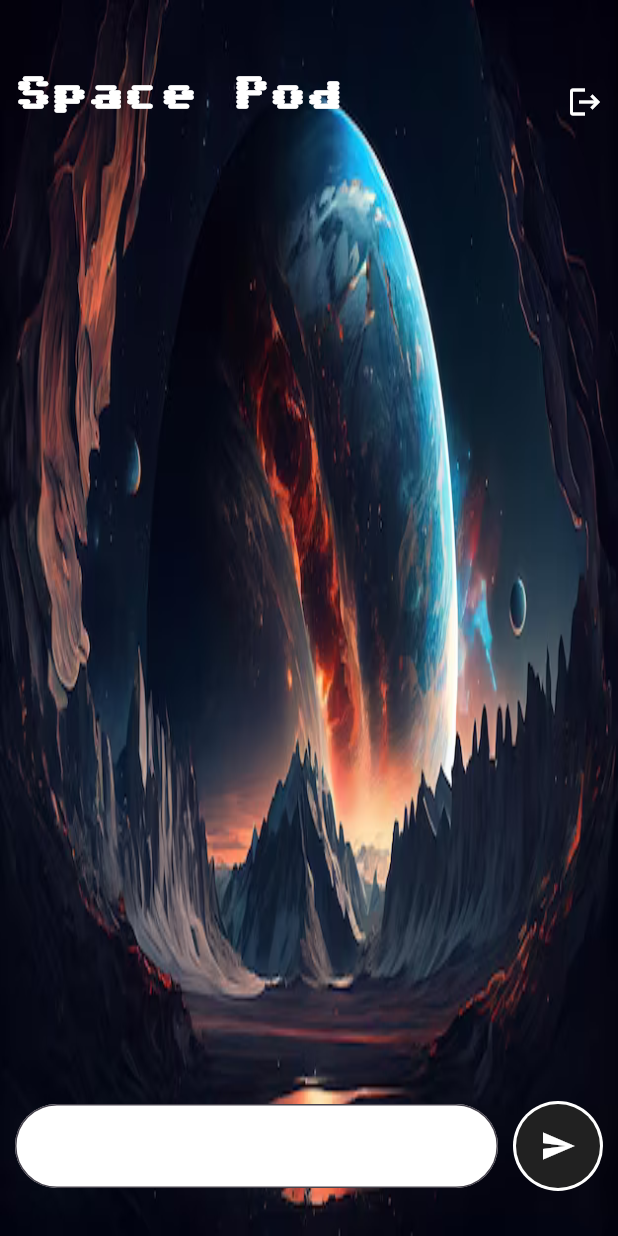
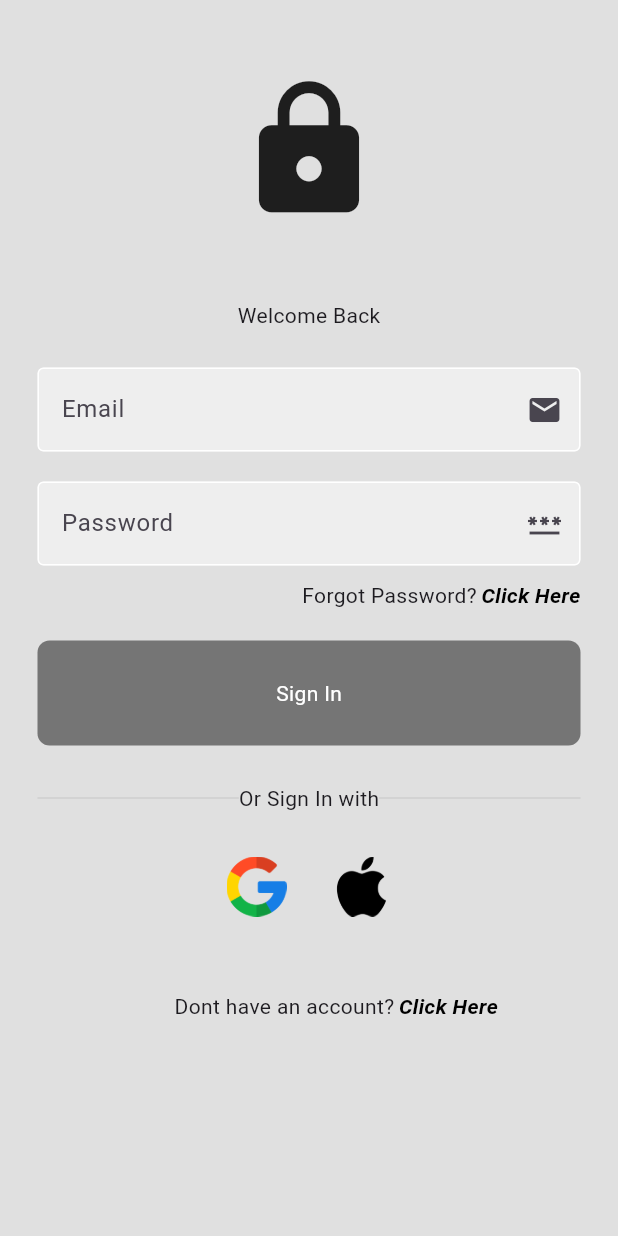
Before and after one commit to obaidaaman/Chat-Pod, a Flutter app: the screen it shows after launch, on a phone screen of 412 x 824 dp. Run offline on Flutter 3.47's test engine with Material 3 defaults, Android fonts, the phone set to English and light mode, and no system bars; our stand-ins replace bloc, dio, firebase_core, flutter_bloc; accounts and stored records are empty.

Commit message:
Adding log in and Sign Up Screen , firebase CLI

```diff
--- a/lib/app.dart
+++ b/lib/app.dart
@@ -1,7 +1,8 @@
 import 'dart:ui';
 
 import 'package:flutter/material.dart';
-import 'package:space_pod/screens/home_page.dart';
+import 'package:space_pod/screens/auth/login/ui/login.dart';
+
 
 class MyApp extends StatelessWidget {
   const MyApp({super.key});
@@ -12,12 +13,12 @@ class MyApp extends StatelessWidget {
       debugShowCheckedModeBanner: false,
       title: 'Flutter Demo',
       theme: ThemeData(
-        fontFamily: 'SixtyFour',
+
           brightness: Brightness.light,
           useMaterial3: true,
           scaffoldBackgroundColor: Colors.grey.shade900,
           primaryColor: Colors.grey.shade900),
-      home: const MyHomePage(),
+      home: const LoginPage(),
     );
   }
 }
--- /dev/null
+++ b/lib/components/signin_button.dart
@@ -0,0 +1,24 @@
+import 'package:flutter/material.dart';
+
+class MySignInButton extends StatelessWidget {
+  const MySignInButton({super.key, this.onTap, required this.text});
+final Function()? onTap;
+final String text;
+  @override
+  Widget build(BuildContext context) {
+    return  GestureDetector(
+      onTap: onTap,
+      child: Container(
+        padding: EdgeInsets.all(25),
+        margin: EdgeInsets.symmetric(horizontal: 25),
+        decoration:BoxDecoration(
+          color: Colors.grey.shade600,
+          borderRadius: BorderRadius.circular(8)
+        ) ,
+        child: Center(
+          child: Text(text,style: TextStyle(color: Colors.white),),
+        ),
+      ),
+    );
+  }
+}
--- /dev/null
+++ b/lib/screens/auth/login/ui/login.dart
@@ -0,0 +1,260 @@
+import 'package:flutter/cupertino.dart';
+import 'package:flutter/material.dart';
+import 'package:flutter/widgets.dart';
+import 'package:space_pod/components/signin_button.dart';
+import 'package:space_pod/screens/auth/singup/ui/signup.dart';
+import 'package:space_pod/screens/home/ui/home_page.dart';
+
+class LoginPage extends StatelessWidget {
+  const LoginPage({super.key});
+
+  @override
+  Widget build(BuildContext context) {
+    final emailController = TextEditingController();
+    final passController = TextEditingController();
+
+    return Scaffold(
+      backgroundColor: Colors.grey[300],
+      body: SingleChildScrollView(
+        child: Column(
+          children: [
+            SizedBox(
+              height: 50,
+            ),
+            Icon(
+              Icons.lock,
+              size: 100,
+            ),
+            const SizedBox(
+              height: 50,
+            ),
+            Text('Welcome Back'),
+            const SizedBox(
+              height: 25,
+            ),
+            TextFieldController(
+              controller: emailController,
+              emailControll: true,
+            ),
+            SizedBox(
+              height: 20,
+            ),
+            TextFieldController(
+                controller: passController, emailControll: false),
+            SizedBox(
+              height: 10,
+            ),
+            TextActionClick(
+              displayText: 'Forgot Password?',
+              ActionText: 'Click Here',
+            ),
+            const SizedBox(
+              height: 20,
+            ),
+            MySignInButton(
+              text: 'Sign In',
+              onTap: () {
+                Navigator.push(context,
+                    MaterialPageRoute(builder: (context) => MyHomePage()));
+              },
+            ),
+
+            SizedBox(
+              height: 25,
+            ),
+            Padding(
+
+
+              padding: const EdgeInsets.symmetric(horizontal: 25),
+
+              child: Row(
+
+                children: [
+
+                  Expanded(
+
+                    child: Divider(
+
+                      thickness: 0.5,
+
+                      color: Colors.grey[400],
+
+                    ),
+
+                  ),
+
+                  Text(
+
+                    "Or Sign In with",
+
+                  ),
+
+                  Expanded(
+
+                    child: Divider(
+
+                      thickness: 0.5,
+
+                      color: Colors.grey[400],
+
+                    ),
+
+                  ),
+
+                ],
+
+              ),
+
+            ),
+
+            SizedBox(
+              height: 29,
+            ),
+
+            Row(
+
+              mainAxisAlignment: MainAxisAlignment.center,
+
+              children: [
+
+                Container(
+
+                  child: Image.asset(
+
+                    'assets/google.png',
+
+                    height: 40,
+
+                  ),
+
+                ),
+
+                SizedBox(
+
+                  width: 30,
+
+                ),
+
+                Container(
+
+                  child: Image.asset(
+
+                    'assets/apple.png',
+
+                    height: 40,
+
+                  ),
+
+                ),
+
+              ],
+
+            ),
+
+            SizedBox(
+
+              height: 50,
+
+            ),
+
+            Padding(
+              padding: const EdgeInsets.symmetric(horizontal: 55),
+              child: TextActionClick(
+
+
+                onTap: () {
+
+                  Navigator.push(context,
+
+                      MaterialPageRoute(builder: (context) => SignUpPage()));
+
+                },
+
+                displayText: 'Dont have an account?',
+
+                ActionText: 'Click Here',
+
+              ),
+            ),
+
+          ],
+
+        ),
+
+      ),
+
+    );
+
+  }
+
+}
+
+class TextActionClick extends StatelessWidget {
+  const TextActionClick({
+    required this.ActionText,
+    required this.displayText,
+    this.onTap,
+  });
+
+  final String displayText;
+  final String ActionText;
+  final Function()? onTap;
+
+  @override
+  Widget build(BuildContext context) {
+    return  GestureDetector(
+      onTap: onTap,
+      child: Padding(
+          padding: const EdgeInsets.symmetric(horizontal: 25),
+          child: Row(
+            mainAxisAlignment: MainAxisAlignment.end,
+            children: [
+              Text(displayText),
+              Padding(
+                padding: const EdgeInsets.only(left: 3),
+                child: Text(
+                  ActionText,
+                  style: TextStyle(
+                      color: Colors.black,
+                      fontWeight: FontWeight.bold,
+                      fontStyle: FontStyle.italic),
+                ),
+              ),
+            ],
+          ),
+        ),
+    );
+  }
+}
+
+class TextFieldController extends StatelessWidget {
+  const TextFieldController({
+    super.key,
+    required this.controller,
+    required this.emailControll,
+  });
+
+  final TextEditingController controller;
+  final bool emailControll;
+
+  @override
+  Widget build(BuildContext context) {
+    return Padding(
+      padding: const EdgeInsets.symmetric(horizontal: 25),
+      child: TextField(
+        controller: controller,
+        decoration: InputDecoration(
+            filled: true,
+            fillColor: Colors.grey.shade200,
+            labelText: emailControll ? "Email" : "Password",
+            suffixIcon:
+                emailControll ? Icon(Icons.email) : Icon(Icons.password),
+            enabledBorder: OutlineInputBorder(
+              borderSide: BorderSide(color: Colors.white),
+            ),
+            focusedBorder: OutlineInputBorder(
+                borderSide: BorderSide(color: Colors.grey.shade400))),
+      ),
+    );
+  }
+}
--- a/pubspec.yaml
+++ b/pubspec.yaml
@@ -38,6 +38,8 @@ dependencies:
   flutter_bloc: ^8.1.5
   bloc:
   dio:
+  dash_chat_2: ^0.0.20
+  firebase_core: ^2.31.0
 
 dev_dependencies:
   flutter_test:
```
Also changed, not shown: lib/main.dart (+8 -1 lines), lib/screens/auth/singup/ui/signup.dart (added, +240 -0 lines), lib/screens/home/ui/home_page.dart (renamed from lib/screens/home_page.dart, +47 -20 lines), assets/apple.png (added), assets/gemini.png (added), assets/google.png (added), firebase.json (added), lib/firebase_options.dart (added), lib/screens/home/bloc/chat_bloc.dart (renamed from lib/bloc/chat_bloc.dart), lib/screens/home/bloc/chat_event.dart (renamed from lib/bloc/chat_event.dart), lib/screens/home/bloc/chat_state.dart (renamed from lib/bloc/chat_state.dart), pubspec.lock, 3 other files.
